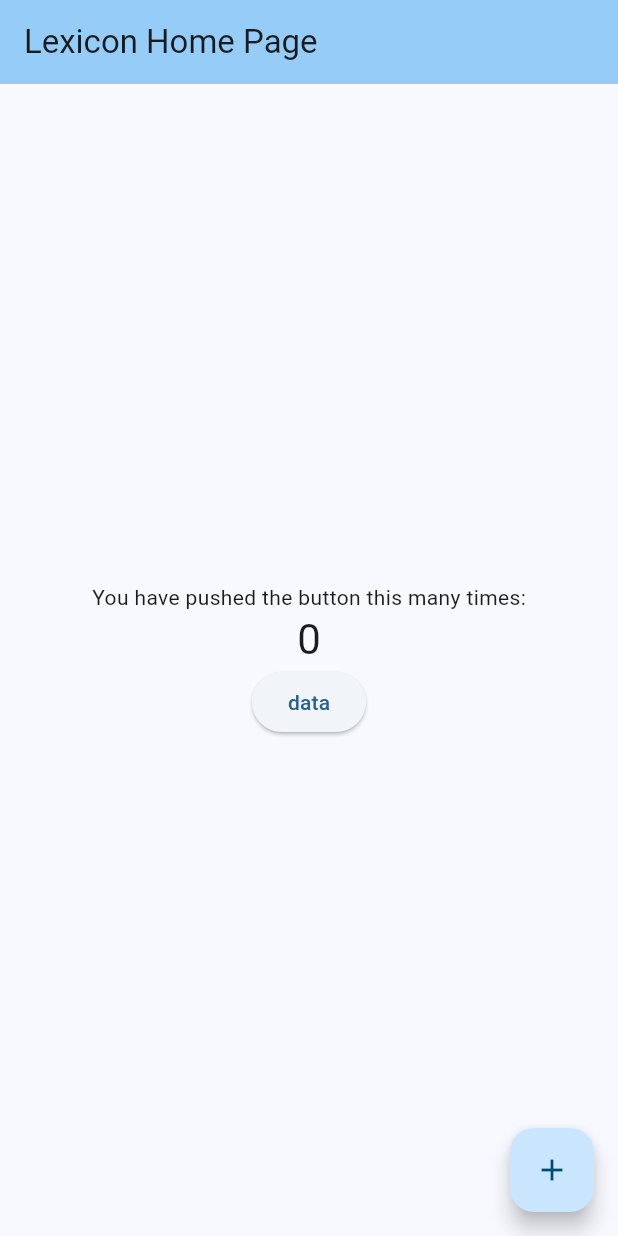
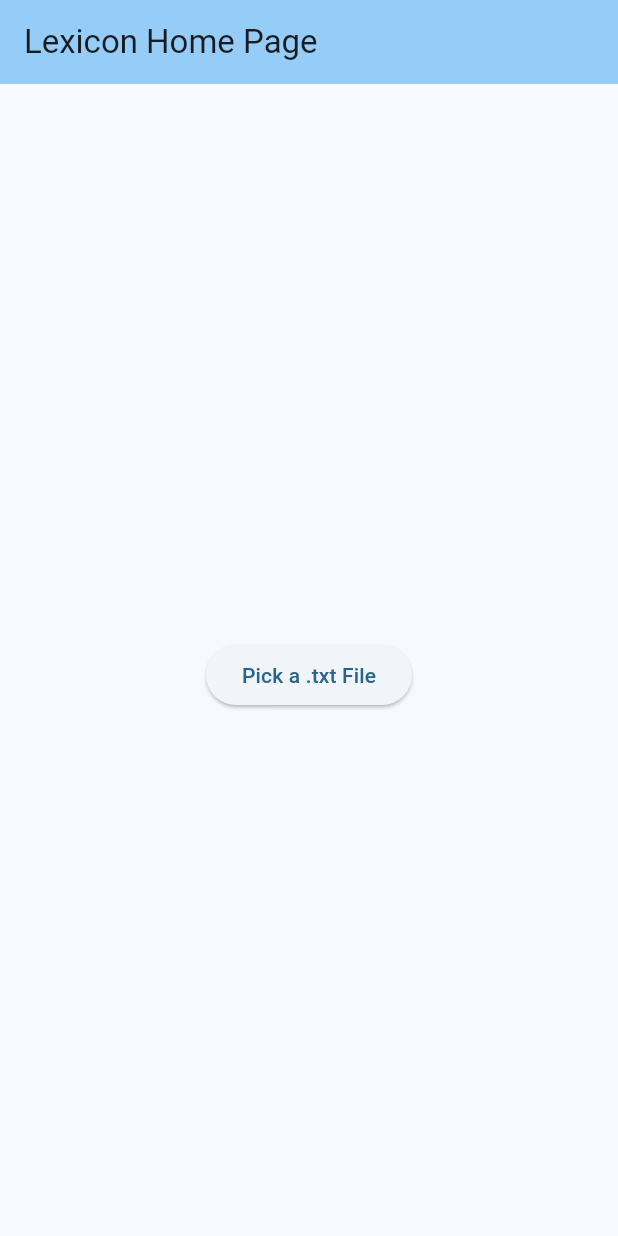
Before and after one commit to Stefan4D/lexicon, a Flutter app: the screen it shows after launch, on a phone screen of 412 x 824 dp. Run offline on Flutter 3.47's test engine with Material 3 defaults, Android fonts, the phone set to English and light mode, and no system bars; our stand-ins replace file_picker, flutter_riverpod, sqflite, sqflite_common, sqflite_common_ffi; accounts and stored records are empty.

Commit message:
Implement .txt file MVP

```diff
--- a/lib/main.dart
+++ b/lib/main.dart
@@ -1,7 +1,9 @@
 import 'package:flutter/material.dart';
 import 'dart:io';
 import 'package:flutter/foundation.dart';
+import 'package:lexicon/services/word_frequency_analyser.dart';
 import 'package:sqflite_common_ffi/sqflite_ffi.dart';
+import 'package:file_picker/file_picker.dart';
 
 void main() {
   WidgetsFlutterBinding.ensureInitialized();
@@ -39,16 +41,44 @@ class HomeScreen extends StatefulWidget {
 }
 
 class _HomeScreenState extends State<HomeScreen> {
-  int _counter = 0;
+  String? _fileContent;
+  Map<String, int> _frequencyCount = {};
+  List<MapEntry<String, int>> _topNWords = [];
 
-  void _incrementCounter() {
-    setState(() {
-      _counter++;
-    });
+  // Method to pick a file and read its content
+  Future<void> _pickFile() async {
+    // Show file picker dialog and get the file path
+    FilePickerResult? result = await FilePicker.platform.pickFiles(
+      type: FileType.custom,
+      allowedExtensions: ['txt'],
+    );
+
+    if (result != null) {
+      // Get the file path and read it
+      String filePath = result.files.single.path!;
+      File file = File(filePath);
+      String fileContent = await file.readAsString();
+
+      // Process the content using WordFrequencyAnalyser
+      setState(() {
+        _fileContent = fileContent;
+        _frequencyCount = WordFrequencyAnalyser.countWordFrequency(fileContent);
+        _topNWords = WordFrequencyAnalyser.getTopNWords(_frequencyCount, 5);
+      });
+    }
   }
 
   @override
   Widget build(BuildContext context) {
+    // final String testString =
+    //     'Hello, Lexicon! Do you like bananas? I like bananas. I like apples too. Do you like apples? One thing I will never get over is how much I like bananas. Bananas are the best fruit. Apples are good too, but bananas are better.';
+
+    // Map<String, int> frequencyCount = WordFrequencyAnalyser.countWordFrequency(
+    //   testString,
+    // );
+
+    // var topNWords = WordFrequencyAnalyser.getTopNWords(frequencyCount, 5);
+
     return Scaffold(
       appBar: AppBar(
         backgroundColor: Theme.of(context).colorScheme.inversePrimary,
@@ -58,24 +88,41 @@ class _HomeScreenState extends State<HomeScreen> {
         child: Column(
           mainAxisAlignment: MainAxisAlignment.center,
           children: <Widget>[
-            const Text('You have pushed the button this many times:'),
-            Text(
-              '$_counter',
-              style: Theme.of(context).textTheme.headlineMedium,
-            ),
+            // const Text('This is the Home screen'),
+            // // Need to refactor this to use a ListView or similar widget so it is scrollable
+            // // for (var entry in frequencyCount.entries)
+            // //   Text('${entry.key}: ${entry.value}'),
+            // // const SizedBox(height: 20),
+            // const Text(
+            //   'Top 5 words:',
+            //   style: TextStyle(fontWeight: FontWeight.bold),
+            // ),
+            // for (var entry in topNWords) Text('${entry.key}: ${entry.value}'),
+            // const SizedBox(height: 20),
+            // Display the file content if available
+            if (_fileContent != null) Text('File content:\n$_fileContent\n\n'),
+
+            // Display the word frequency count
+            // if (_frequencyCount.isNotEmpty)
+            //   ..._frequencyCount.entries.map(
+            //     (entry) => Text('${entry.key}: ${entry.value}'),
+            //   ),
+            if (_topNWords.isNotEmpty)
+              const Text(
+                'Top 5 words:',
+                style: TextStyle(fontWeight: FontWeight.bold),
+              ),
+            for (var entry in _topNWords) Text('${entry.key}: ${entry.value}'),
+
+            SizedBox(height: 20),
+
+            // Button to pick a file
             ElevatedButton(
-              onPressed: () {
-                print("clicked");
-              },
-              child: Text("data"),
+              onPressed: _pickFile,
+              child: Text('Pick a .txt File'),
             ),
           ],
         ),
-      ),
-      floatingActionButton: FloatingActionButton(
-        onPressed: _incrementCounter,
-        tooltip: 'Increment',
-        child: const Icon(Icons.add),
       ),
     );
   }
--- a/pubspec.yaml
+++ b/pubspec.yaml
@@ -39,6 +39,8 @@ dependencies:
   flutter_riverpod: ^2.6.1
   mime: ^2.0.0
   sqflite_common_ffi: ^2.3.5
+  file_picker: ^10.1.2
+  path_provider: ^2.1.5
 
 dev_dependencies:
   flutter_test:
```
Also changed, not shown: lib/db/database_helper.dart (+15 -57 lines), lib/providers/database_factory_provider.dart (added, +13 -0 lines), lib/providers/database_helper_provider.dart (added, +10 -0 lines), pubspec.lock, 7 other files.
